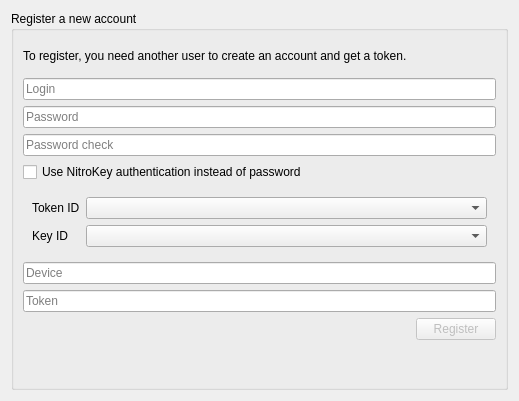
Qt form parsec/core/gui/forms/login_register_user_widget.ui (Scille/parsec-cloud) before a commit.
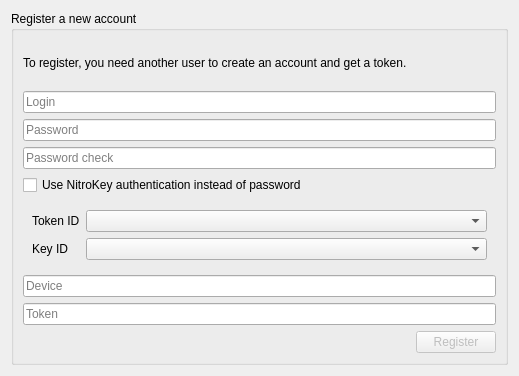
The same form after that commit.

Commit message: [GUI] Added better error handling

What changed in the file:
```diff
--- a/parsec/core/gui/forms/login_register_user_widget.ui
+++ b/parsec/core/gui/forms/login_register_user_widget.ui
@@ -7,7 +7,7 @@
     <x>0</x>
     <y>0</y>
     <width>519</width>
-    <height>401</height>
+    <height>376</height>
    </rect>
   </property>
   <property name="windowTitle">
@@ -134,23 +134,6 @@
         </item>
        </layout>
       </item>
-      <item>
-       <widget class="QLabel" name="label_error">
-        <property name="font">
-         <font>
-          <pointsize>12</pointsize>
-          <weight>75</weight>
-          <bold>true</bold>
-         </font>
-        </property>
-        <property name="text">
-         <string/>
-        </property>
-        <property name="alignment">
-         <set>Qt::AlignCenter</set>
-        </property>
-       </widget>
-      </item>
      </layout>
     </widget>
    </item>
```
The commit also changes 29 other files.
